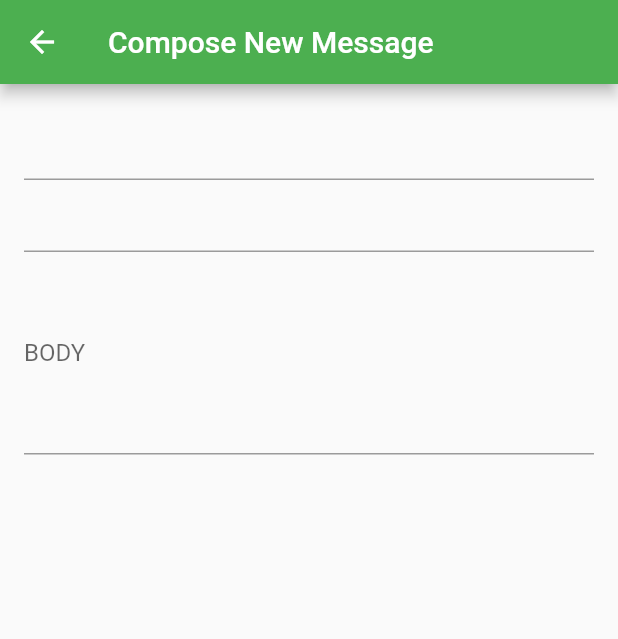
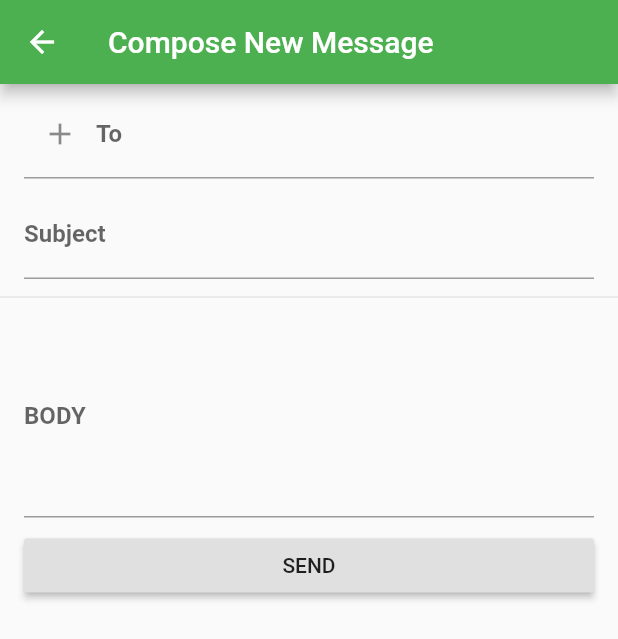
Before and after one commit to chrisGaye/flutter_volkeno, a Flutter app: the MessageCompose screen opened directly, on a phone screen of 412 x 824 dp. Shown: the top 639 px of the screen. Run offline on Flutter 3.47's test engine with Material 2 defaults, Android fonts, the phone set to English and light mode, and no system bars.

```diff
--- a/lib/MessageCompose.dart
+++ b/lib/MessageCompose.dart
@@ -1,27 +1,73 @@
 import 'package:flutter/material.dart';
 
-class MessageCompose extends StatelessWidget {
+class MessageCompose extends StatefulWidget {
+  @override
+  _MessageComposeState createState() => _MessageComposeState();
+}
+
+class _MessageComposeState extends State<MessageCompose>{
+  //Definir les variables
+   String to  = "";
+   String subject  = "";
+   String body  = "";
+
   @override
   Widget build(BuildContext context) {
     return Scaffold(
       appBar: AppBar(
         title: Text('Compose New Message')
       ),
-      body: Container(
-        padding: EdgeInsets.all(16),
-        child: Column(
+      body: SingleChildScrollView(
+        child: Form(
+        //  key: key,
+         child: Column(
+         // padding: EdgeInsets.all(16),
           crossAxisAlignment: CrossAxisAlignment.start,
           children: <Widget>[
-            TextField(), TextField(),
-            TextField(
+            ListTile(
+               title: TextFormField(
+               onSaved: (value) => to = value,
               decoration: InputDecoration(
-                labelText: 'BODY', labelStyle: TextStyle()
+                  prefixIcon: Icon(Icons.add),
+                  labelText: "To",
+                  labelStyle: TextStyle(fontWeight: FontWeight.bold)
+              ),
+            ),
+            ),
+            ListTile(
+               title:  TextFormField(
+               onSaved: (value) => subject = value,
+              decoration: InputDecoration(
+                  labelText: "Subject",
+                  labelStyle: TextStyle(fontWeight: FontWeight.bold)
+              ),
+             ),
+            ),
+
+            Divider(),
+            ListTile(
+              title: TextFormField(
+              onSaved: (value) => body = value,
+              decoration: InputDecoration(
+                labelText: 'BODY',
+                labelStyle: TextStyle(fontWeight: FontWeight.bold)
               ),
               maxLines: 5,
-            )
+             ),
+            ),
+            ListTile(
+               title: RaisedButton(
+                 child: Text("SEND"),
+                 onPressed: () {
+                  //  Message message = Message (subject, body);
+                  // this.key.currentState.save();
+                  Navigator.pop(context, "GAYE");
+               }),
+            ),
           ],
-        ),
-      ),
+         ),
+       ),
+      )
     );
   }
 }
```
Also changed, not shown: lib/TestForm.dart (added), 6 other files.
